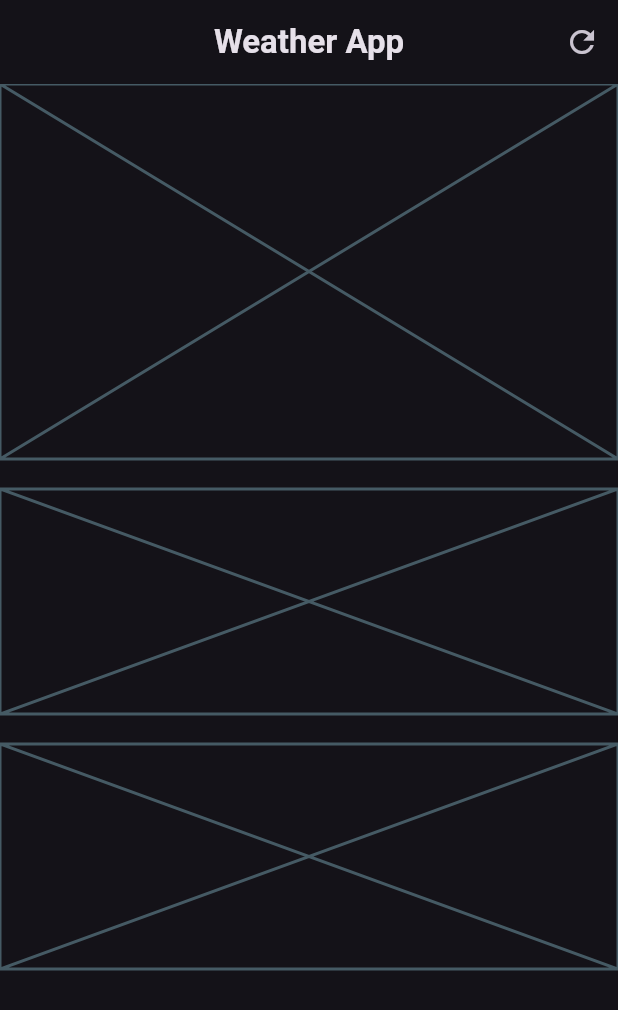
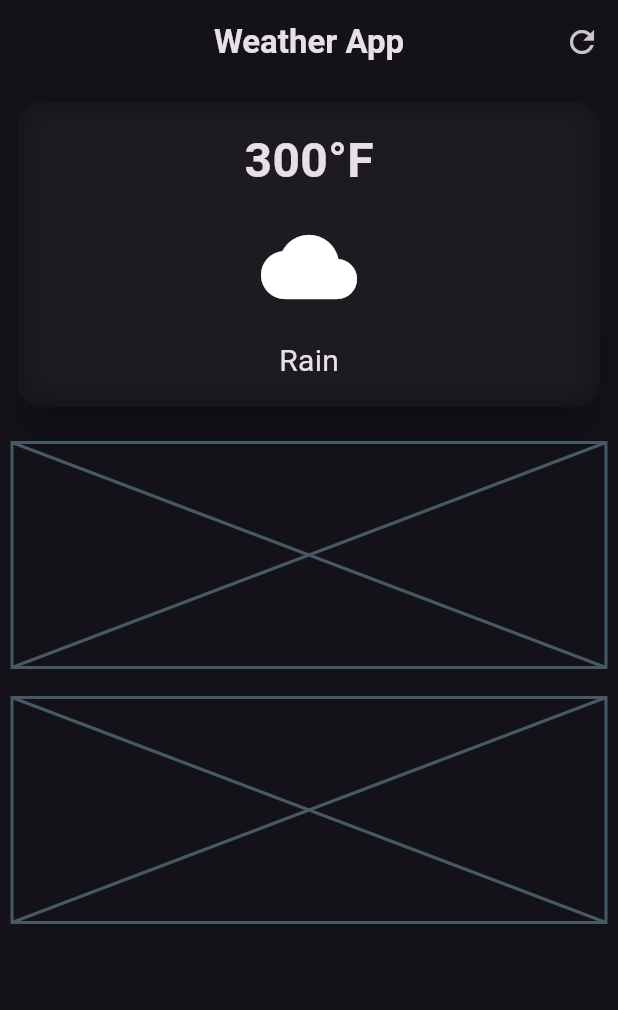
Before and after one commit to gopalkrushnas063/weather_app_flutter, a Flutter app: the screen it shows after launch, on a phone screen of 412 x 824 dp. Shown: the top 1010 px of the screen. Run offline on Flutter 3.47's test engine with Material 2 defaults, Android fonts, the phone set to English and light mode, and no system bars.

Commit message:
Main Card Design Completed

```diff
--- a/lib/weather_screen.dart
+++ b/lib/weather_screen.dart
@@ -1,3 +1,5 @@
+import 'dart:ui';
+
 import 'package:flutter/material.dart';
 
 class WeatherScreen extends StatelessWidget {
@@ -21,26 +23,67 @@ class WeatherScreen extends StatelessWidget {
           )
         ],
       ),
-      body: Column(
+      body: Padding(
+        padding: const EdgeInsets.all(8.0),
+        child: Column(
           children: [
             // main card
-          const Placeholder(
-            fallbackHeight: 250,
+            SizedBox(
+              width: double.infinity,
+              child: Card(
+                elevation: 10,
+                shape: RoundedRectangleBorder(
+                  borderRadius: BorderRadius.circular(16),
+                ),
+                child: ClipRRect(
+                  borderRadius: BorderRadius.circular(16),
+                  child: BackdropFilter(
+                    filter: ImageFilter.blur(sigmaX: 10,sigmaY: 10),
+                    child: const Padding(
+                      padding: EdgeInsets.all(16.0),
+                      child: Column(
+                        children: [
+                          Text(
+                            '300°F',
+                            style: TextStyle(
+                              fontSize: 32,
+                              fontWeight: FontWeight.bold,
+                            ),
+                          ),
+                          SizedBox(height: 16),
+                          Icon(
+                            Icons.cloud,
+                            size: 64,
+                          ),
+                          SizedBox(height: 16),
+                          Text(
+                            'Rain',
+                            style: TextStyle(
+                              fontSize: 20,
+                            ),
+                          )
+                        ],
+                      ),
+                    ),
+                  ),
+                ),
+              ),
             ),
 
-          const SizedBox(height: 20),
+            SizedBox(height: 20),
             //weather forecast card
-          const Placeholder(
+            Placeholder(
               fallbackHeight: 150,
             ),
 
-          const SizedBox(height: 20),
+            SizedBox(height: 20),
             //additional information card
-          const Placeholder(
+            Placeholder(
               fallbackHeight: 150,
             ),
           ],
         ),
+      ),
     );
   }
 }
```
Lines whose indentation alone changed are shown as unchanged.
